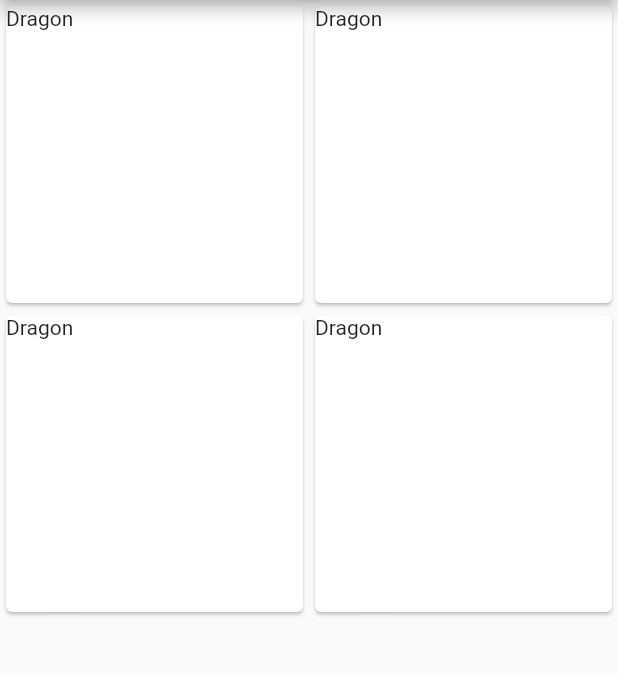
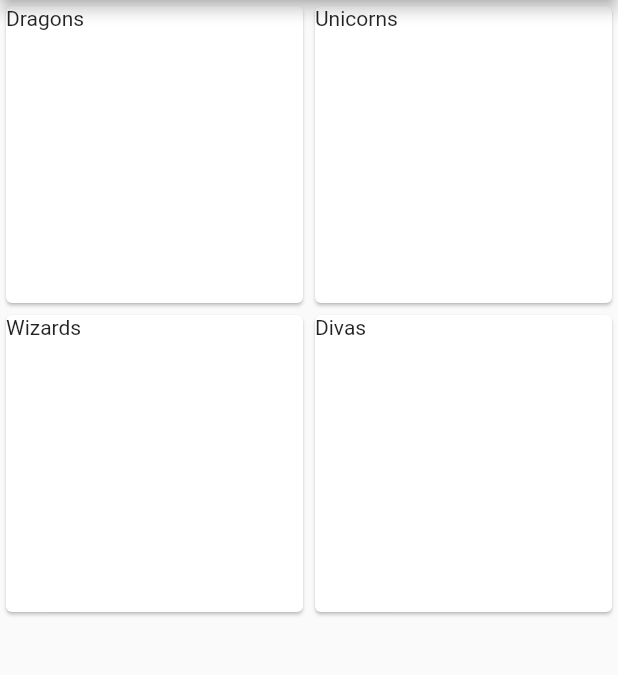
Before and after one commit to prolificcoder/house_stats, a Flutter app: the screen it shows after launch, on a phone screen of 412 x 824 dp, the part 84-759 px from its top. Run offline on Flutter 3.47's test engine with Material 2 defaults, Android fonts, the phone set to English and light mode, and no system bars.

Commit message:
add chapters

```diff
--- a/lib/main.dart
+++ b/lib/main.dart
@@ -39,10 +39,10 @@
         child: GridView.count(
           crossAxisCount: 2,
           children: const <Widget>[
-            Card(child: Text('Dragon')),
-            Card(child: Text('Dragon')),
-            Card(child: Text('Dragon')),
-            Card(child: Text('Dragon')),
+            Card(child: Text('Dragons')),
+            Card(child: Text('Unicorns')),
+            Card(child: Text('Wizards')),
+            Card(child: Text('Divas')),
           ],
         ),
       ),
```
Also changed, not shown: 3 other files.
